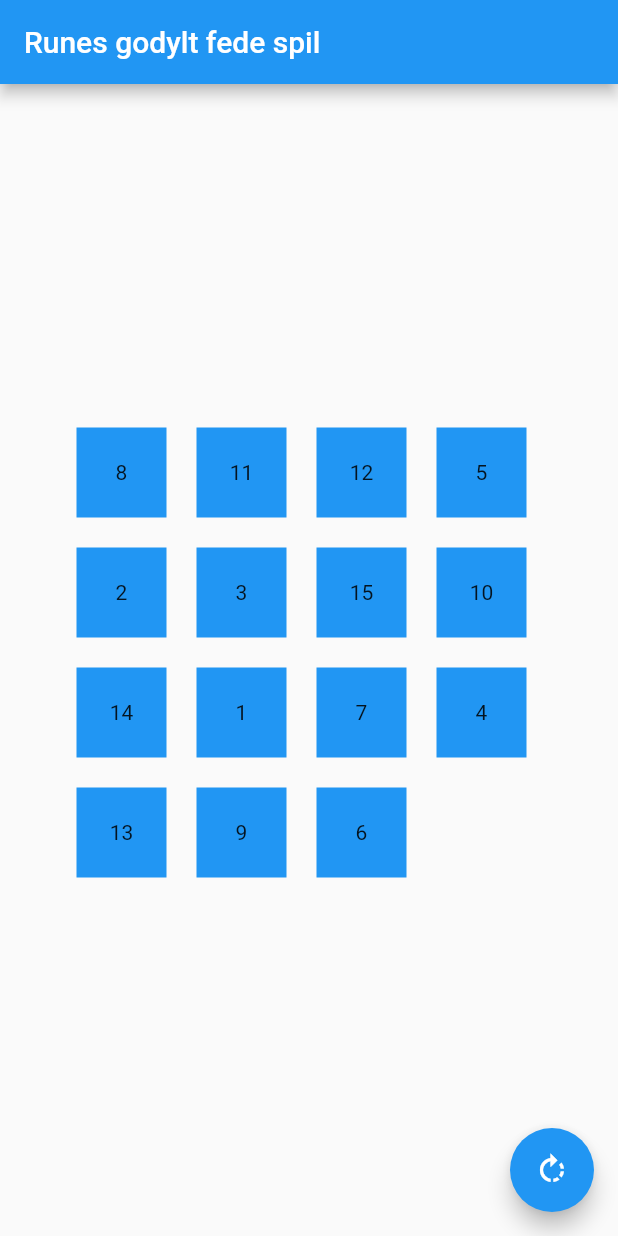
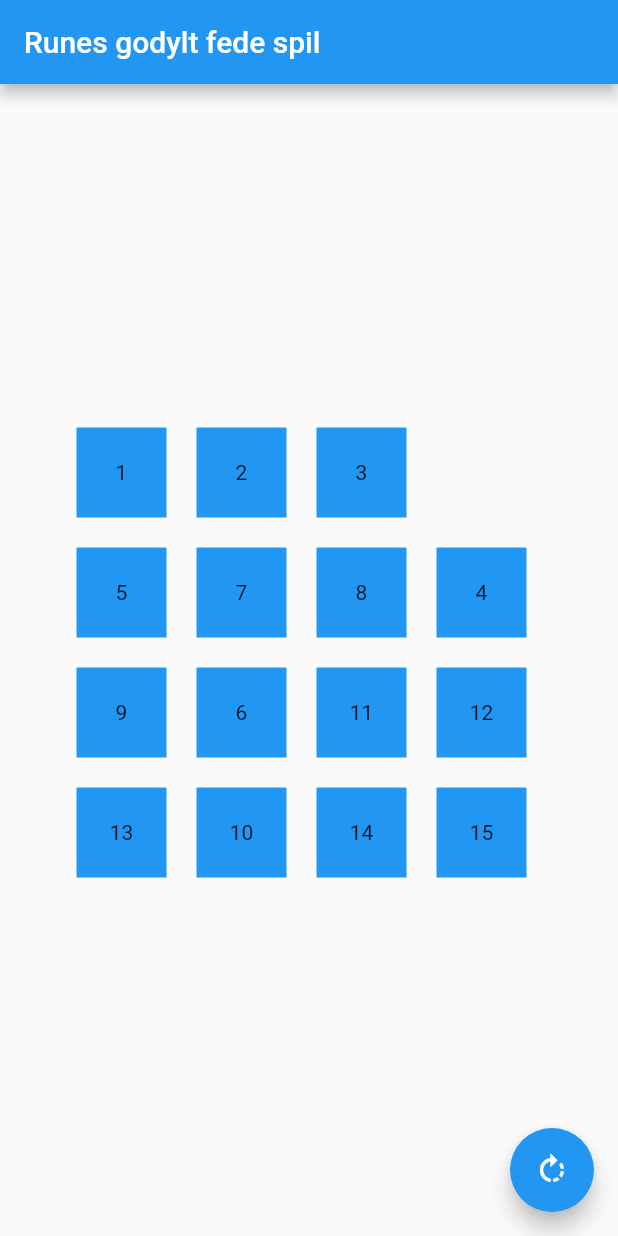
Before and after one commit to runesoft/puzzlehack, a Flutter app: the screen it shows after launch, after a tap on the "rotate right" icon, on a phone screen of 412 x 824 dp. Run offline on Flutter 3.47's test engine with Material 2 defaults, Android fonts, the phone set to English and light mode, and no system bars.

```diff
--- a/lib/main.dart
+++ b/lib/main.dart
@@ -128,7 +128,8 @@ class _MyHomePageState extends State<MyHomePage> {
     Random rnd = Random();
     setState(() {
       for (int i = 0; i < 50; i++) {
-        Swap(pos[rnd.nextInt(pos.length)], pos[rnd.nextInt(pos.length)]);
+        move(pos[rnd.nextInt(pos.length)]);
+        //Swap(pos[rnd.nextInt(pos.length)], pos[rnd.nextInt(pos.length)]);
       }
       //var end = pos[rnd.nextInt(pos.length)];
       //end.column = 5;
```
